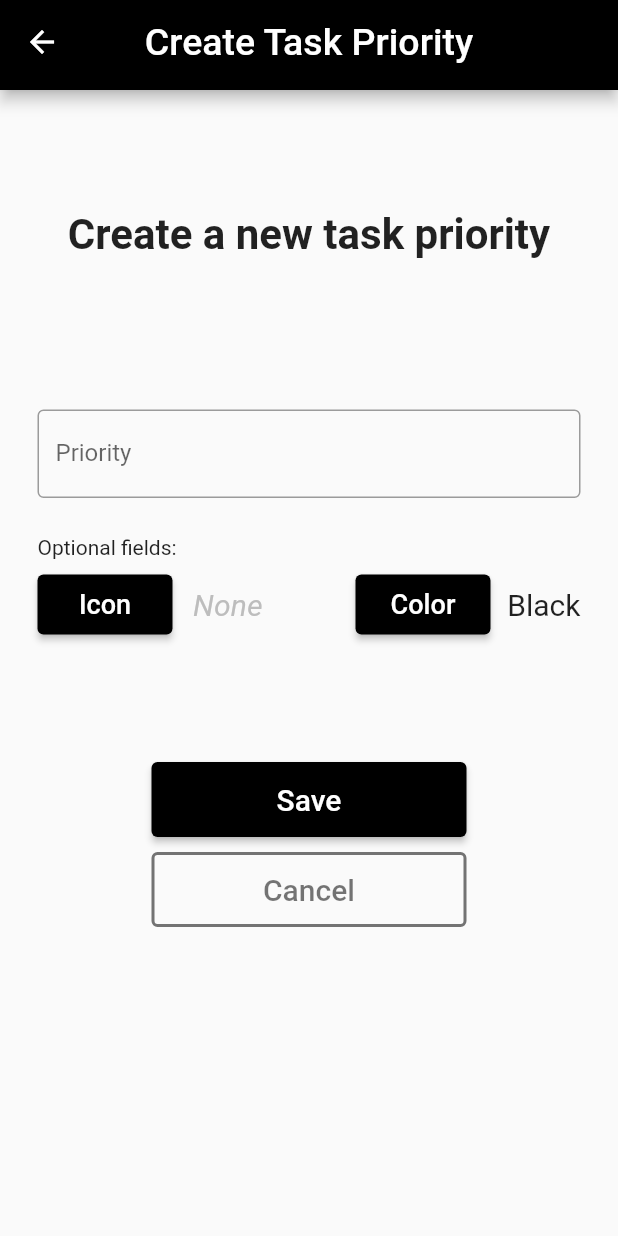
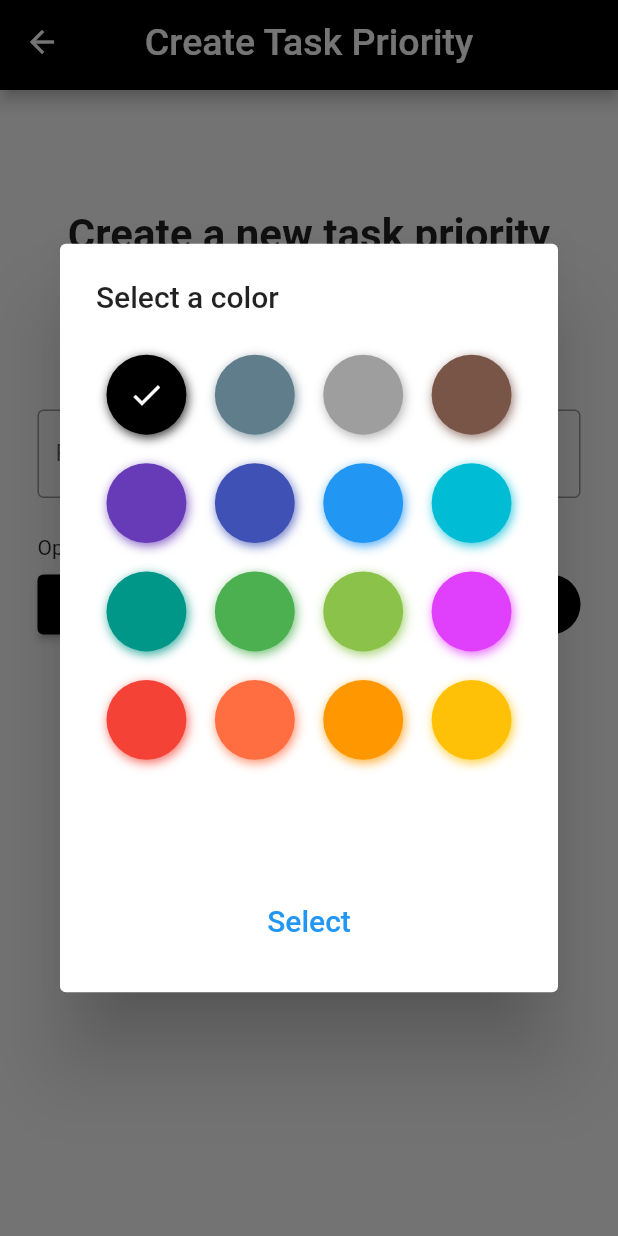
Before and after one commit to WindowsCrashed/TodoAppUni, a Flutter app: the CreateTaskPriority screen opened by its route, after a tap on "Color", on a phone screen of 412 x 824 dp. Run offline on Flutter 3.47's test engine with Material 2 defaults, Android fonts, the phone set to English and light mode, and no system bars; drawn by our look-alikes of flutter_colorpicker; missing offline and left inert: flutter_iconpicker.

Commit message:
Implemented color picker

```diff
--- a/lib/pages/create_task_priority.dart
+++ b/lib/pages/create_task_priority.dart
@@ -1,4 +1,5 @@
 import 'package:flutter/material.dart';
+import 'package:flutter_colorpicker/flutter_colorpicker.dart';
 import 'package:flutter_iconpicker/flutter_iconpicker.dart';
 import 'package:todo_app_uni/models/validation_response.dart';
 import 'package:todo_app_uni/widgets/app_appbar.dart';
@@ -19,7 +20,7 @@ class _CreateTaskPriorityState extends State<CreateTaskPriority> {
 
   IconData? _icon;
   // IconData? icon = Icons.warning_amber;
-  Color? color;
+  Color _color = Colors.black;
 
   void save() {
     // if (_formKey.currentState!.validate()) {
@@ -41,6 +42,50 @@ class _CreateTaskPriorityState extends State<CreateTaskPriority> {
     _icon = icon;
     setState(() {});
   }
+
+  void _pickColor(context) => showDialog(
+      context: context,
+      builder: (context) => AlertDialog(
+        title: const Text('Select a color'),
+        content: Column(
+          mainAxisSize: MainAxisSize.min,
+          children: [
+            BlockPicker(
+                pickerColor: _color,
+                availableColors: const [
+                  Colors.black,
+                  Colors.blueGrey,
+                  Colors.grey,
+                  Colors.brown,
+                  Colors.deepPurple,
+                  Colors.indigo,
+                  Colors.blue,
+                  Colors.cyan,
+                  Colors.teal,
+                  Colors.green,
+                  Colors.lightGreen,
+                  Colors.purpleAccent,
+                  Colors.red,
+                  Colors.deepOrangeAccent,
+                  Colors.orange,
+                  Colors.amber,
+                ],
+                onColorChanged: (color) => setState(() {
+                  _color = color;
+                })
+            ),
+            TextButton(
+              child: const Text('Select',
+                style: TextStyle(
+                  fontSize: 20,
+                ),
+              ),
+              onPressed: () => Navigator.of(context).pop(),
+            ),
+          ],
+        ),
+      )
+  );
 
   Widget _displayIcon() {
     if (_icon == null) {
@@ -148,7 +193,7 @@ class _CreateTaskPriorityState extends State<CreateTaskPriority> {
                                               height: 40,
                                               width: 90,
                                               child: ElevatedButton(
-                                                  onPressed: () {},
+                                                  onPressed: () => _pickColor(context),
                                                   style: ElevatedButton.styleFrom(
                                                       backgroundColor: Colors.black
                                                   ),
@@ -159,9 +204,12 @@ class _CreateTaskPriorityState extends State<CreateTaskPriority> {
                                                   )
                                               ),
                                             ),
-                                            Text('Black',
-                                              style: TextStyle(
-                                                fontSize: 20
+                                            Container(
+                                              width: 40,
+                                              height: 40,
+                                              decoration: BoxDecoration(
+                                                shape: BoxShape.circle,
+                                                color: _color
                                               ),
                                             )
                                           ],
--- a/lib/services/seed_db.dart
+++ b/lib/services/seed_db.dart
@@ -14,7 +14,7 @@ void seedDb() {
 
   List<TaskPriority> priorities = [
     TaskPriority(priority: 'low', color: Colors.green),
-    TaskPriority(priority: 'medium', color: Colors.yellow.shade600),
+    TaskPriority(priority: 'medium', color: Colors.amber),
     TaskPriority(priority: 'high', color: Colors.red, icon: Icons.warning_amber)
   ];
 
--- a/pubspec.yaml
+++ b/pubspec.yaml
@@ -32,6 +32,7 @@ dependencies:
     sdk: flutter
   intl: ^0.18.1
   flutter_iconpicker: ^3.2.2
+  flutter_colorpicker: ^1.0.3
 
 
   # The following adds the Cupertino Icons font to your application.
```
Also changed, not shown: pubspec.lock.
